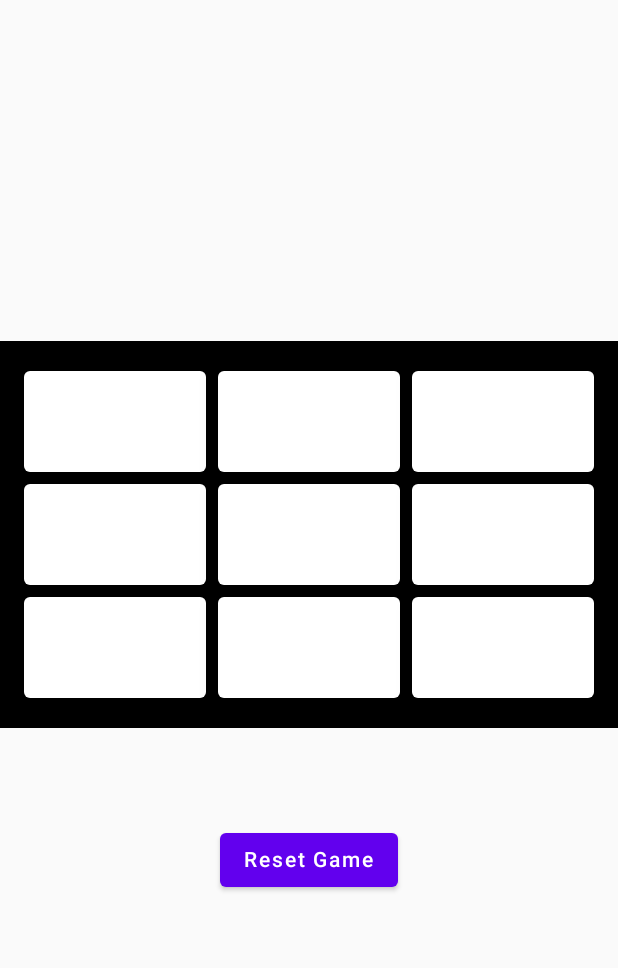
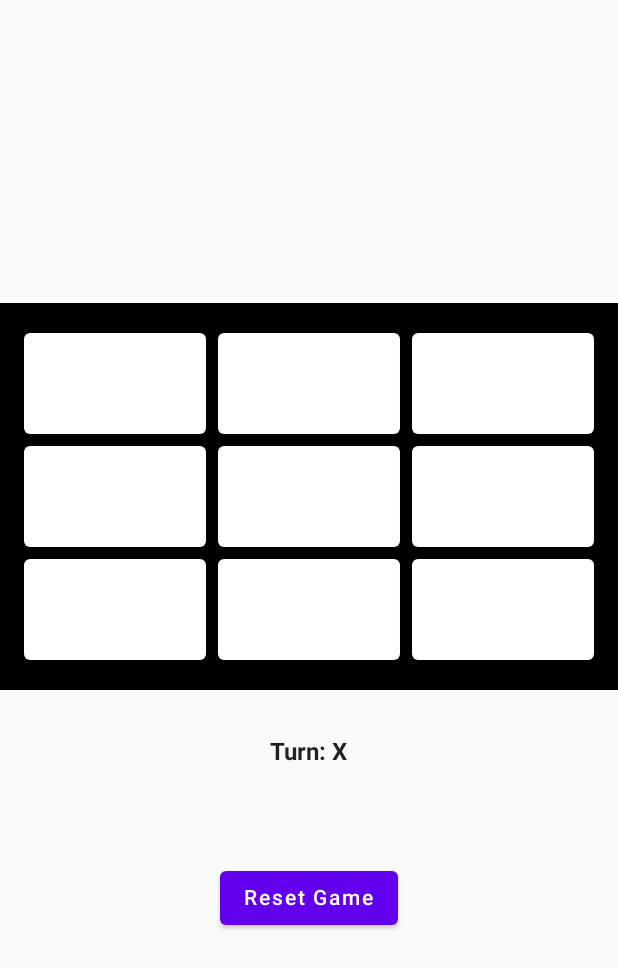
Before and after one commit to benalexb/android-lab, an Android app built with Jetpack Compose: the screen it shows after launch (MainActivity), after a tap on "Reset Game", on a phone screen of 412 x 824 dp. Shown: the top 968 px of the screen. Run offline under Robolectric (Android 15) with nearby library versions, the phone set to English and light mode, and no system bars.

Commit message:
We have a game! but no win detection yet

```diff
--- a/TicTacToe/app/src/main/java/com/example/tictactoe/MainActivity.kt
+++ b/TicTacToe/app/src/main/java/com/example/tictactoe/MainActivity.kt
@@ -47,11 +47,14 @@ fun TicTacToeGame() {
 @OptIn(ExperimentalMaterialApi::class)
 @Composable
 fun TicTacToeLayout(modifier: Modifier = Modifier){
+    var gameTurn by remember {
+        mutableStateOf("X")
+    }
     var gameState = remember {
         mutableStateListOf<String>(
-            "X", "", "",
-            "O", "", "",
-            "", "", "X",
+            "", "", "",
+            "", "", "",
+            "", "", "",
         )
     }
 
@@ -78,7 +81,10 @@ fun TicTacToeLayout(modifier: Modifier = Modifier){
                             .fillMaxWidth(),
                         elevation = 8.dp,
                         onClick = {
-                            println("TEST! Card Clicked!")
+                            if (gameState[index] == "") {
+                                gameState[index] = gameTurn
+                                gameTurn = if (gameTurn == "X") "O" else "X"
+                            }
                         }
                     ) {
                         Text(
@@ -93,11 +99,17 @@ fun TicTacToeLayout(modifier: Modifier = Modifier){
                 }
             }
         )
+        Spacer(modifier = Modifier.height(32.dp))
+        Text(
+            text = "Turn: $gameTurn",
+            fontWeight = FontWeight.Bold
+        )
         Spacer(modifier = Modifier.height(64.dp))
         Button(onClick = {
             for (i in gameState.indices) {
                 gameState[i] = ""
             }
+            gameTurn = "X"
         }) {
             Text(text = stringResource(R.string.reset_button))
         }
```
